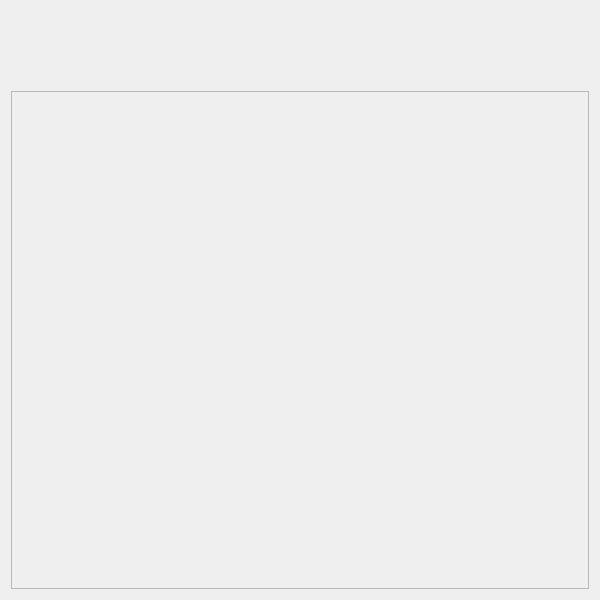
The window that src/ui/EpgShow.ui (ntadej/tano) describes before a commit, drawn with Qt 5.
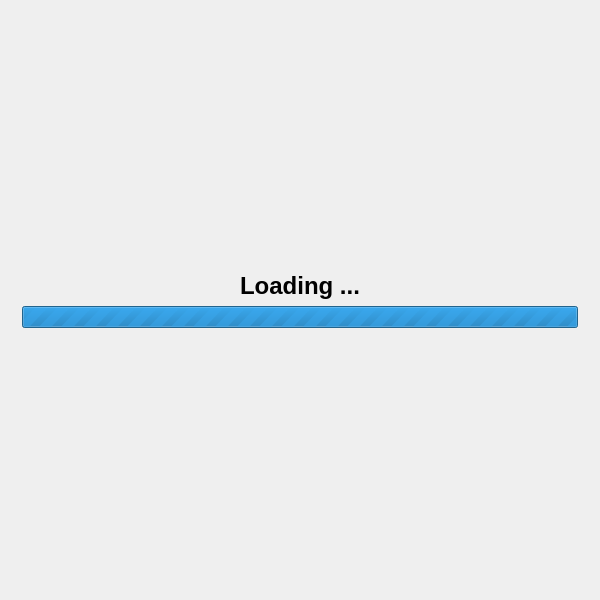
The same window after the commit. Icons and pictures are not drawn.

Commit message: EpgShow loading view, TrayIcon merge, Settings updates; other minor bugfixes, optimisations, cleanups

The edit to the form file:
```diff
--- a/src/ui/EpgShow.ui
+++ b/src/ui/EpgShow.ui
@@ -19,6 +19,57 @@
   </property>
   <layout class="QVBoxLayout" name="verticalLayout">
    <item>
+    <widget class="QStackedWidget" name="mainWidget">
+     <widget class="QWidget" name="pageLoading">
+      <layout class="QVBoxLayout" name="verticalLayout_3">
+       <item>
+        <spacer name="verticalSpacer_4">
+         <property name="orientation">
+          <enum>Qt::Vertical</enum>
+         </property>
+         <property name="sizeHint" stdset="0">
+          <size>
+           <width>20</width>
+           <height>247</height>
+          </size>
+         </property>
+        </spacer>
+       </item>
+       <item>
+        <widget class="QLabel" name="label">
+         <property name="text">
+          <string>&lt;center&gt;&lt;h1&gt;Loading ...&lt;/h1&gt;&lt;/center&gt;</string>
+         </property>
+        </widget>
+       </item>
+       <item>
+        <widget class="QProgressBar" name="progressBar">
+         <property name="maximum">
+          <number>0</number>
+         </property>
+         <property name="value">
+          <number>80</number>
+         </property>
+        </widget>
+       </item>
+       <item>
+        <spacer name="verticalSpacer_3">
+         <property name="orientation">
+          <enum>Qt::Vertical</enum>
+         </property>
+         <property name="sizeHint" stdset="0">
+          <size>
+           <width>20</width>
+           <height>246</height>
+          </size>
+         </property>
+        </spacer>
+       </item>
+      </layout>
+     </widget>
+     <widget class="QWidget" name="pageMain">
+      <layout class="QVBoxLayout" name="verticalLayout_2">
+       <item>
     <widget class="QLabel" name="labelName">
      <property name="text">
       <string/>
@@ -101,8 +152,8 @@
        <rect>
         <x>0</x>
         <y>0</y>
-        <width>586</width>
-        <height>474</height>
+            <width>578</width>
+            <height>466</height>
        </rect>
       </property>
       <layout class="QVBoxLayout" name="_2">
@@ -139,6 +190,10 @@
      </widget>
     </widget>
    </item>
+      </layout>
+     </widget>
+    </widget>
+   </item>
    <item>
     <spacer name="verticalSpacer">
      <property name="orientation">
```
Left out of the diff: 4 changed lines with no effect on the pictures. Lines whose indentation alone changed are shown as unchanged. The commit also changes 47 other files.
